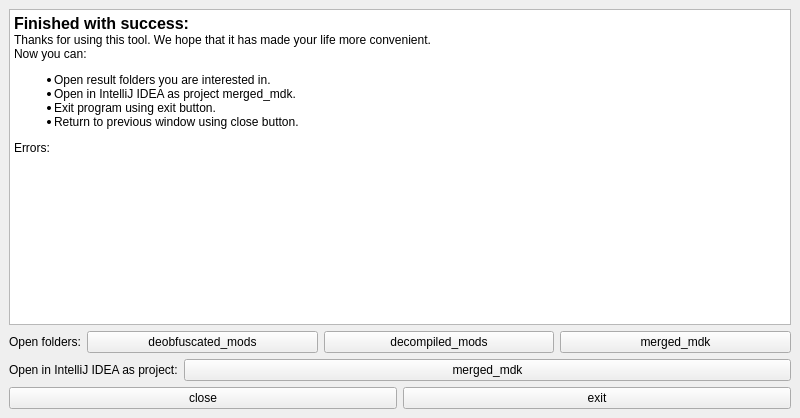
Before: the Qt Designer form MDGUi/forms/MDGResultWindow.ui in KostromDan/Mods-Decompiler-GUI, drawn with Qt 5.
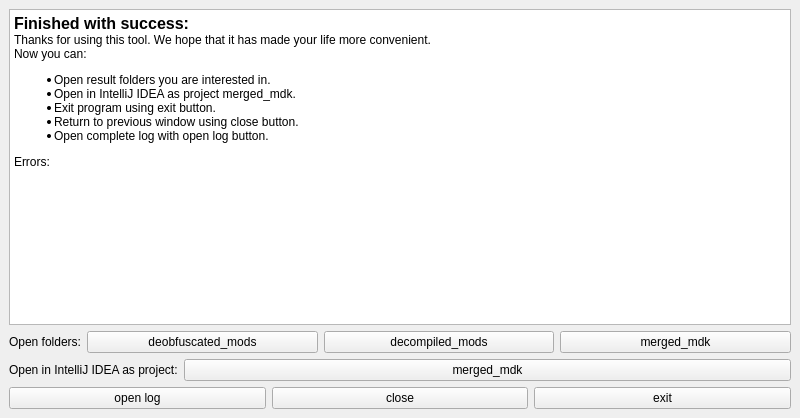
After: the same form once the commit is applied. Icons and pictures are not drawn.

```diff
--- a/MDGUi/forms/MDGResultWindow.ui
+++ b/MDGUi/forms/MDGResultWindow.ui
@@ -50,7 +50,8 @@
 &lt;li style=&quot; margin-top:12px; margin-bottom:0px; margin-left:0px; margin-right:0px; -qt-block-indent:0; text-indent:0px;&quot;&gt;Open result folders you are interested in.&lt;/li&gt;
 &lt;li style=&quot; margin-top:0px; margin-bottom:0px; margin-left:0px; margin-right:0px; -qt-block-indent:0; text-indent:0px;&quot;&gt;Open in IntelliJ IDEA as project merged_mdk.&lt;/li&gt;
 &lt;li style=&quot; margin-top:0px; margin-bottom:0px; margin-left:0px; margin-right:0px; -qt-block-indent:0; text-indent:0px;&quot;&gt;Exit program using exit button.&lt;/li&gt;
-&lt;li style=&quot; margin-top:0px; margin-bottom:12px; margin-left:0px; margin-right:0px; -qt-block-indent:0; text-indent:0px;&quot;&gt;Return to previous window using close button.&lt;/li&gt;&lt;/ul&gt;
+&lt;li style=&quot; margin-top:0px; margin-bottom:0px; margin-left:0px; margin-right:0px; -qt-block-indent:0; text-indent:0px;&quot;&gt;Return to previous window using close button.&lt;/li&gt;
+&lt;li style=&quot; margin-top:0px; margin-bottom:12px; margin-left:0px; margin-right:0px; -qt-block-indent:0; text-indent:0px;&quot;&gt;Open complete log with open log button.&lt;/li&gt;&lt;/ul&gt;
 &lt;p style=&quot; margin-top:0px; margin-bottom:0px; margin-left:0px; margin-right:0px; -qt-block-indent:0; text-indent:0px;&quot;&gt;Errors:&lt;/p&gt;
 &lt;p style=&quot;-qt-paragraph-type:empty; margin-top:0px; margin-bottom:0px; margin-left:0px; margin-right:0px; -qt-block-indent:0; text-indent:0px;&quot;&gt;&lt;br /&gt;&lt;/p&gt;&lt;/body&gt;&lt;/html&gt;</string>
       </property>
@@ -120,6 +121,13 @@
     </item>
     <item>
      <layout class="QHBoxLayout" name="horizontalLayout_2">
+      <item>
+       <widget class="QPushButton" name="open_log_button">
+        <property name="text">
+         <string>open log</string>
+        </property>
+       </widget>
+      </item>
       <item>
        <widget class="QPushButton" name="close_button">
         <property name="text">
```
